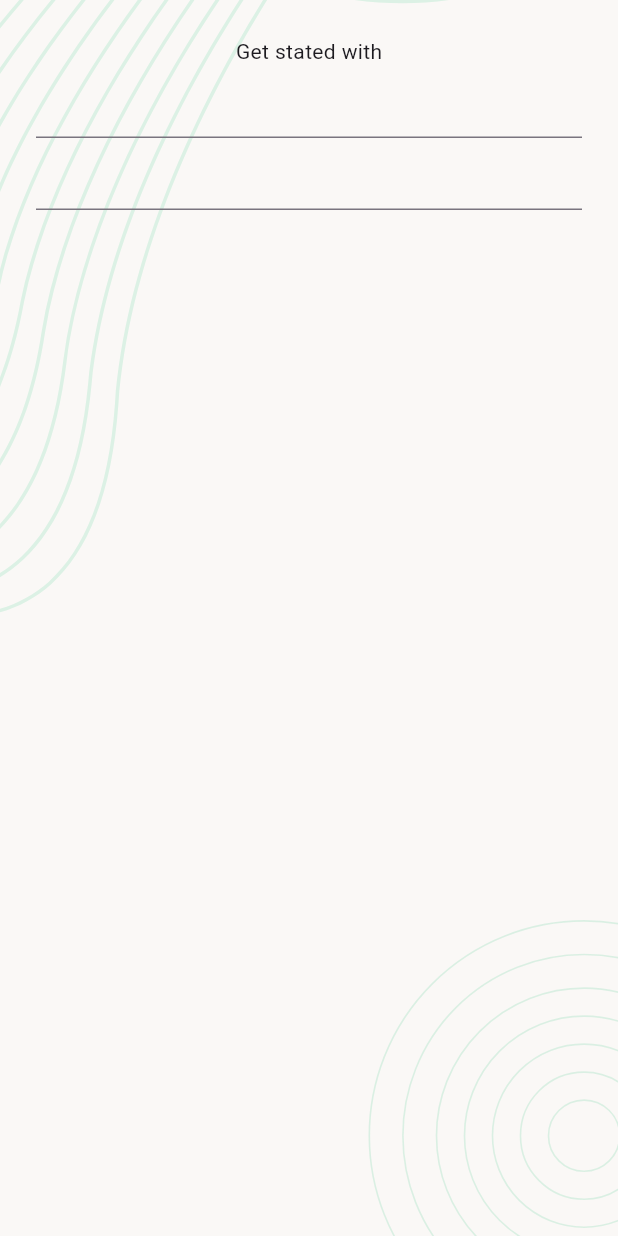
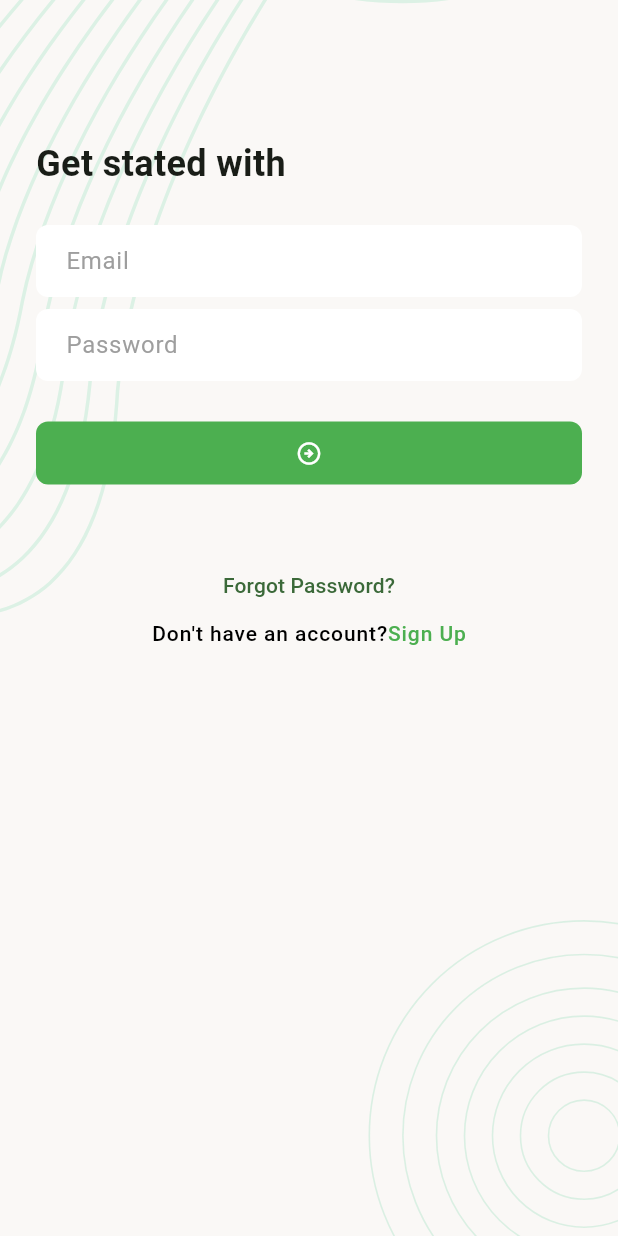
Before and after one commit to kakamrulhasan/Task-Manager, a Flutter app: the screen it shows after launch, on a phone screen of 412 x 824 dp. Run offline on Flutter 3.47's test engine with Material 3 defaults, Android fonts, the phone set to English and light mode, and no system bars; our stand-ins replace flutter_svg.

Commit message:
textField_button

```diff
--- a/lib/app.dart
+++ b/lib/app.dart
@@ -12,6 +12,43 @@ class _myAppState extends State<myApp> {
   @override
   Widget build(BuildContext context) {
     return MaterialApp(
+      theme: ThemeData(
+        colorSchemeSeed: Colors.green,
+        inputDecorationTheme: InputDecorationTheme(
+          fillColor: Colors.white,
+          hintStyle: TextStyle(fontWeight: FontWeight.w400, color: Colors.grey),
+          filled: true,
+          contentPadding: EdgeInsets.symmetric(horizontal: 16),
+          enabledBorder: OutlineInputBorder(
+            borderSide: BorderSide.none,
+            borderRadius: BorderRadius.circular(8),
+          ),
+          disabledBorder: OutlineInputBorder(
+            borderSide: BorderSide.none,
+            borderRadius: BorderRadius.circular(8),
+          ),
+          errorBorder: OutlineInputBorder(
+            borderSide: BorderSide.none,
+            borderRadius: BorderRadius.circular(8),
+          ),
+          focusedBorder: OutlineInputBorder(
+            borderSide: BorderSide.none,
+            borderRadius: BorderRadius.circular(8),
+          ),
+        ),
+        filledButtonTheme: FilledButtonThemeData(
+          style: FilledButton.styleFrom(
+            fixedSize: Size.fromWidth(double.maxFinite),
+            padding: EdgeInsets.symmetric(vertical: 12),
+            shape: RoundedRectangleBorder(
+              borderRadius: BorderRadiusGeometry.circular(8),
+            ),
+            backgroundColor: Colors.green,
+            foregroundColor: Colors.white,
+          ),
+        ) ,
+      ),
+
       home: splashScreen(),
     );
   }
--- a/lib/ui/screens/sign_in_screen.dart
+++ b/lib/ui/screens/sign_in_screen.dart
@@ -15,7 +15,53 @@ class _signInScreenState extends State<signInScreen> {
       body: ScreenBackground(
         child: Padding(
           padding: const EdgeInsets.all(24.0),
-          child: Column(children: [Text('Get stated with'),TextFormField(),TextFormField()]),
+          child: Column(
+            crossAxisAlignment: CrossAxisAlignment.start,
+            spacing: 8,
+            children: [
+              const SizedBox(height: 60),
+              Text(
+                'Get stated with',
+                style: TextStyle(fontSize: 24, fontWeight: FontWeight.w600),
+              ),
+              const SizedBox(height: 8),
+              TextFormField(decoration: InputDecoration(hintText: 'Email')),
+
+              TextFormField(decoration: InputDecoration(hintText: 'Password')),
+              const SizedBox(height: 8),
+              FilledButton(
+                onPressed: () {},
+                child: Icon(Icons.arrow_circle_right_outlined),
+              ),
+              const SizedBox(height: 24),
+              Center(
+                child: Column(
+                  children: [
+                    TextButton(
+                      onPressed: () {},
+                      child: Text('Forgot Password?'),
+                    ),
+                    RichText(
+                      text: TextSpan(
+                        style: TextStyle(
+                          color: Colors.black,
+                          fontWeight: FontWeight.w500,
+                          letterSpacing: 0.6,
+                        ),
+                        text: "Don't have an account?",
+                        children: [
+                          TextSpan(
+                            style: TextStyle(color: Colors.green),
+                            text: 'Sign Up',
+                          ),
+                        ],
+                      ),
+                    ),
+                  ],
+                ),
+              ),
+            ],
+          ),
         ),
       ),
     );
--- a/lib/ui/screens/splash_screen.dart
+++ b/lib/ui/screens/splash_screen.dart
@@ -20,7 +20,7 @@ class _splashScreenState extends State<splashScreen> {
 
 
   Future<void> _moveToNextScreen() async {
-    await Future.delayed(Duration(seconds: 6));
+    await Future.delayed(Duration(seconds: 3));
     Navigator.pushReplacement(
       context,
       MaterialPageRoute(builder: (context) => signInScreen()),
```
